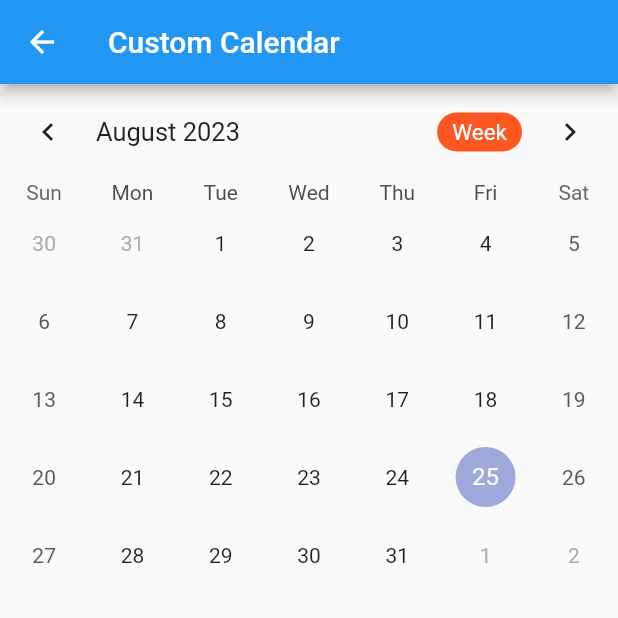
After one commit to Akma1/my-documentation, a Flutter app: the MyCalendar screen opened directly, on a phone screen of 412 x 824 dp, the top half of it. The commit adds this screen. Run offline on Flutter 3.47's test engine with Material 2 defaults, Android fonts, the phone set to English and light mode, and no system bars; drawn by our look-alikes of table_calendar; our stand-ins replace dio, drift, font_awesome_flutter, get; missing offline and left inert: drift_db_viewer, expandable_bottom_sheet; accounts and stored records are empty; generated files the repository leaves out were written again; network calls fail.

Commit message:
create new branch, edit food_app_view

```diff
--- /dev/null
+++ b/lib/app/modules/calendar/views/calendar_view.dart
@@ -0,0 +1,130 @@
+import 'package:flutter/material.dart';
+
+import 'package:get/get.dart';
+import 'package:table_calendar/table_calendar.dart';
+
+import '../controllers/calendar_controller.dart';
+
+class CalendarView extends GetView<CalendarController> {
+  const CalendarView({Key? key}) : super(key: key);
+  @override
+  Widget build(BuildContext context) {
+    return Scaffold(
+      appBar: AppBar(
+        title: const Text('CalendarView'),
+        centerTitle: true,
+      ),
+      body: MyApp(),
+    );
+  }
+}
+
+class MyApp extends StatefulWidget {
+  const MyApp({super.key});
+
+  @override
+  State<MyApp> createState() => _MyAppState();
+}
+
+final testArray = [for (var i = 0; i < 100; i++) 'item$i'];
+
+final itemScrollController = ScrollController();
+
+class _MyAppState extends State<MyApp> {
+  @override
+  void initState() {
+    super.initState();
+  }
+
+  @override
+  Widget build(BuildContext context) {
+    return MaterialApp(
+        title: 'title',
+        home: Scaffold(
+            body: ListView.separated(
+          controller: itemScrollController,
+          itemCount: testArray.length,
+          scrollDirection: Axis.horizontal,
+          physics: ClampingScrollPhysics(),
+          padding: EdgeInsets.zero,
+          itemBuilder: (context, i) => Text(''),
+          // IteSm(
+          //   testArray[i],
+          //   testArray[i] == 'item5' ? true : false,
+          //   () => {
+          //     // testing code for the scroll functionality
+          //     itemScrollController.scrollTo(
+          //         index: (i + 5) % testArray.length,
+          //         duration: Duration(seconds: 1),
+          //         curve: Curves.easeIn,
+          //         alignment: 0.5),
+          //     /// Needed to center the item when scrolling
+          //   },
+          // ),
+          // itemScrollController: itemScrollController,
+          separatorBuilder: (ctx, i) =>
+              Padding(padding: EdgeInsets.symmetric(horizontal: 6)),
+        )));
+  }
+}
+
+class MyCalendar extends StatefulWidget {
+  @override
+  _MyCalendarState createState() => _MyCalendarState();
+}
+
+class _MyCalendarState extends State<MyCalendar> {
+  CalendarController? calendarController;
+
+  @override
+  void initState() {
+    super.initState();
+    calendarController = CalendarController();
+  }
+
+  @override
+  void dispose() {
+    calendarController!.dispose();
+    super.dispose();
+  }
+
+  @override
+  Widget build(BuildContext context) {
+    return Scaffold(
+      appBar: AppBar(
+        title: Text('Custom Calendar'),
+      ),
+      body: Column(
+        mainAxisSize: MainAxisSize.max,
+        children: <Widget>[
+          TableCalendar(
+            firstDay: DateTime.utc(2010, 10, 16),
+            lastDay: DateTime.utc(2030, 3, 14),
+            focusedDay: DateTime.now(),
+            // calendarController: calendarController,
+            availableCalendarFormats: const {
+              CalendarFormat.month: 'Month',
+              CalendarFormat.week: 'Week',
+            },
+            calendarStyle: CalendarStyle(
+                // todayColor: Colors.blue,
+                // selectedColor: Colors.deepOrange,
+                // weekendStyle: TextStyle(color: Colors.red),
+                // outsideWeekendStyle: TextStyle(color: Colors.grey),
+                ),
+            headerStyle: HeaderStyle(
+              formatButtonTextStyle:
+                  TextStyle().copyWith(color: Colors.white, fontSize: 15.0),
+              formatButtonDecoration: BoxDecoration(
+                color: Colors.deepOrange,
+                borderRadius: BorderRadius.circular(16.0),
+              ),
+            ),
+          ),
+          SizedBox(height: 20),
+          // Add your additional widgets here
+        ],
+      ),
+    );
+  }
+}
--- a/lib/app/modules/home/views/home_view.dart
+++ b/lib/app/modules/home/views/home_view.dart
@@ -56,6 +56,10 @@ class HomeView extends GetView<HomeController> {
                   onPressed: () => Get.toNamed(Routes.FOOD_APP),
                   title: 'Food App',
                 ),
+                buildButtonMenu(
+                  onPressed: () => Get.toNamed(Routes.CALENDAR),
+                  title: 'Calendar',
+                ),
               ],
             ),
           ),
@@ -72,7 +76,8 @@ class HomeView extends GetView<HomeController> {
       onPressed: onPressed,
       child: Padding(
         padding: const EdgeInsets.all(8.0),
-        child: ClipRect(
+        child: ClipRRect(
+          borderRadius: BorderRadius.circular(8.0),
           child: BackdropFilter(
             filter: ImageFilter.blur(sigmaX: 10.0, sigmaY: 10.0),
             child: Container(
@@ -85,6 +90,7 @@ class HomeView extends GetView<HomeController> {
               child: Center(
                 child: Text(
                   title ?? 'title',
+                  style: TextStyle(),
                 ),
               ),
             ),
--- a/lib/app/routes/app_pages.dart
+++ b/lib/app/routes/app_pages.dart
@@ -2,6 +2,8 @@ import 'package:get/get.dart';
 
 import '../modules/button_3d/bindings/button_3d_binding.dart';
 import '../modules/button_3d/views/button_3d_view.dart';
+import '../modules/calendar/bindings/calendar_binding.dart';
+import '../modules/calendar/views/calendar_view.dart';
 import '../modules/drift_documentation/bindings/drift_documentation_binding.dart';
 import '../modules/drift_documentation/views/drift_documentation_view.dart';
 import '../modules/drift_documentation/views_database/bindings/views_database_binding.dart';
@@ -60,5 +62,10 @@ class AppPages {
       page: () => const FoodAppView(),
       binding: FoodAppBinding(),
     ),
+    GetPage(
+      name: _Paths.CALENDAR,
+      page: () => const CalendarView(),
+      binding: CalendarBinding(),
+    ),
   ];
 }
--- a/lib/app/routes/app_routes.dart
+++ b/lib/app/routes/app_routes.dart
@@ -11,6 +11,7 @@ abstract class Routes {
   static const VIEWS_DATABASE =
       _Paths.DRIFT_DOCUMENTATION + _Paths.VIEWS_DATABASE;
   static const FOOD_APP = _Paths.FOOD_APP;
+  static const CALENDAR = _Paths.CALENDAR;
 }
 
 abstract class _Paths {
@@ -22,4 +23,5 @@ abstract class _Paths {
   static const EXPANDABLE_BOTTOM_SHEET = '/expandable-bottom-sheet';
   static const VIEWS_DATABASE = '/views-database';
   static const FOOD_APP = '/food-app';
+  static const CALENDAR = '/calendar';
 }
--- a/pubspec.yaml
+++ b/pubspec.yaml
@@ -22,6 +22,7 @@ dependencies:
   drift_db_viewer: ^2.0.0
   http: ^1.1.0
   dio: ^5.3.2
+  table_calendar: ^3.0.9
 
 dev_dependencies:
   build_runner: ^2.4.6
```
Also changed, not shown: lib/app/modules/calendar/bindings/calendar_binding.dart (added, +12 -0 lines), lib/app/modules/calendar/controllers/calendar_controller.dart (added, +24 -0 lines), lib/app/modules/food_app/views/food_app_view.dart (+64 -4 lines), pubspec.lock.
